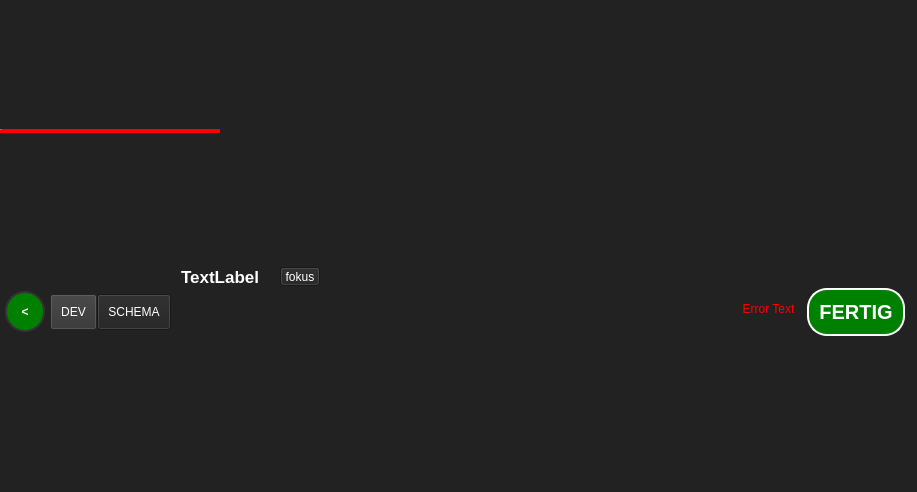
Above: lfb_regeneration_wildlife_impact/gui/form/saveBar.ui from b-lack/qgis-fim-plugin before the change. Below: the same form after it.
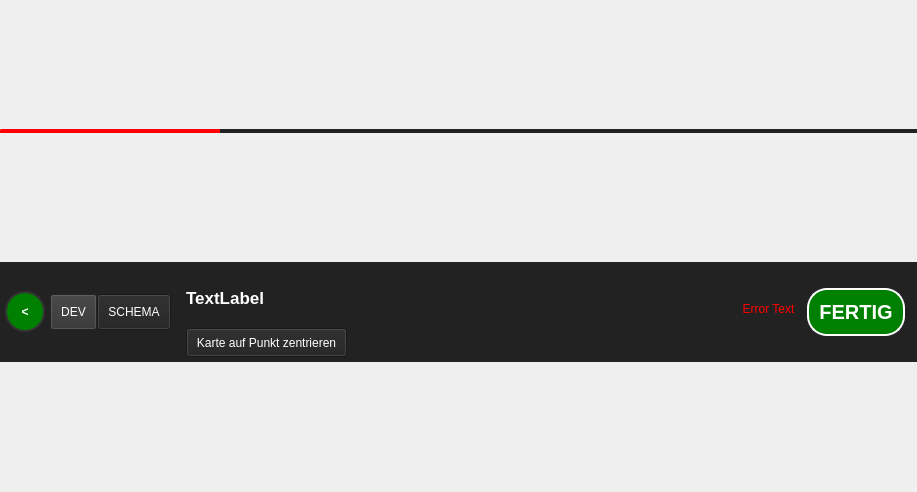
That is the form after the change.

```diff
--- a/lfb_regeneration_wildlife_impact/gui/form/saveBar.ui
+++ b/lfb_regeneration_wildlife_impact/gui/form/saveBar.ui
@@ -20,8 +20,11 @@
    <string>Form</string>
   </property>
   <property name="styleSheet">
-   <string notr="true">background-color: #222;
-color: #fff;</string>
+   <string notr="true">Qwidget#lfbSaveBar{
+	background-color: #222;
+	color: #fff;
+}
+</string>
   </property>
   <layout class="QGridLayout" name="gridLayout">
    <property name="leftMargin">
@@ -176,8 +179,11 @@
       </item>
       <item>
        <layout class="QVBoxLayout" name="verticalLayout_2">
+        <property name="spacing">
+         <number>0</number>
+        </property>
         <property name="leftMargin">
-         <number>10</number>
+         <number>15</number>
         </property>
         <item>
          <layout class="QHBoxLayout" name="horizontalLayout">
@@ -207,26 +213,16 @@
             </property>
            </widget>
           </item>
-          <item>
-           <widget class="QToolButton" name="lfbFokusFeature">
-            <property name="styleSheet">
-             <string notr="true">background: #222222;
-padding: 0;</string>
-            </property>
-            <property name="text">
-             <string>fokus</string>
-            </property>
-           </widget>
-          </item>
          </layout>
         </item>
         <item>
-         <widget class="QLabel" name="lfbProcessInfo">
+         <widget class="QToolButton" name="lfbFokusFeature">
           <property name="styleSheet">
-           <string notr="true">padding:0;</string>
+           <string notr="true">background: #222222;
+padding: 5px;</string>
           </property>
           <property name="text">
-           <string/>
+           <string>Karte auf Punkt zentrieren</string>
           </property>
          </widget>
         </item>
```
Left out of the diff: 7 changed lines with no effect on the pictures.
